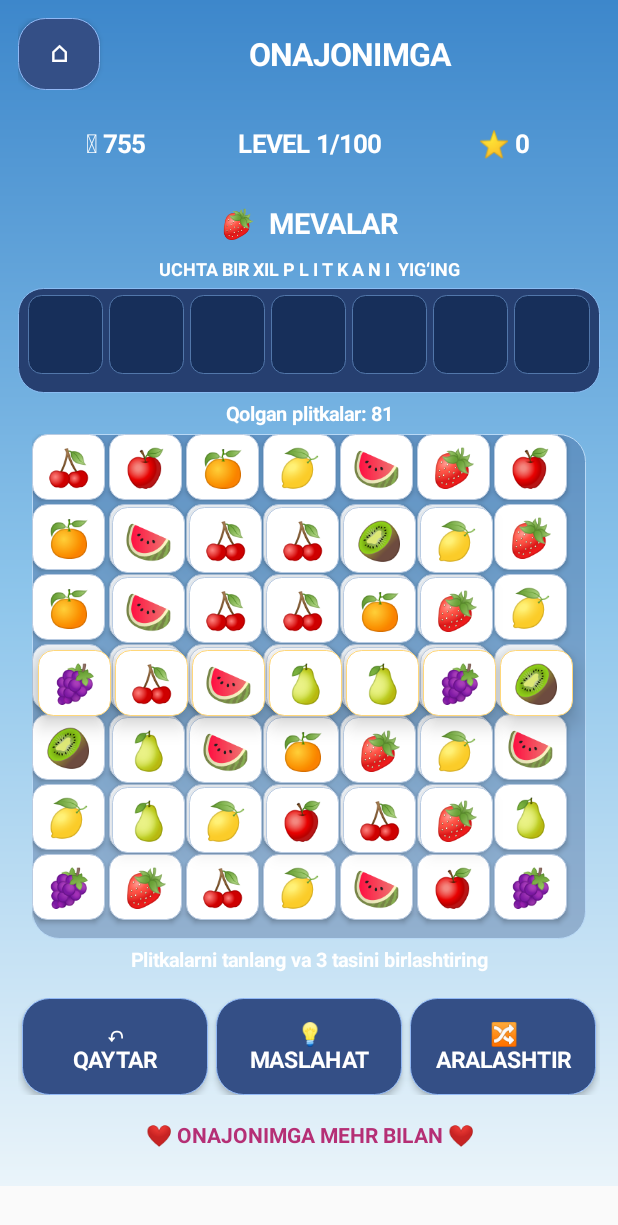
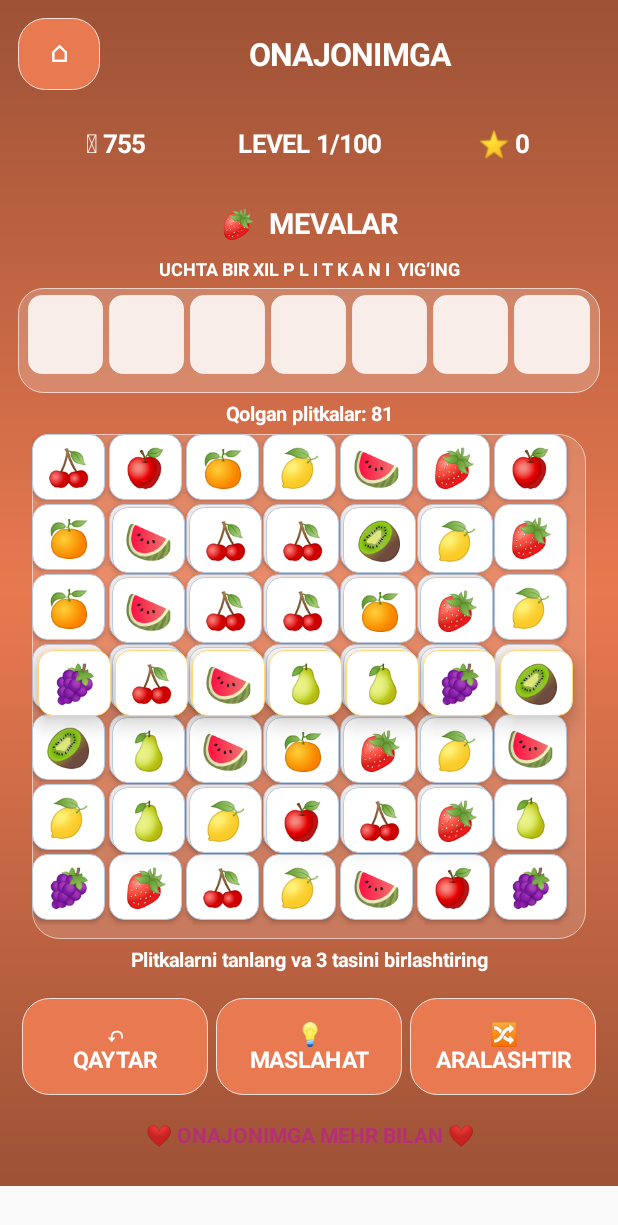
Before and after one commit to sayriddinyuldoshev/Onajonimga, an Android app: the screen it shows after launch (MainActivity), after a tap on an icon or button, on a phone screen of 412 x 824 dp. Shown: the top 1225 px of the screen. Run offline under Robolectric (Android 15) with nearby library versions, the phone set to English and light mode, and no system bars.

Commit message:
Add premium themed game backgrounds

```diff
--- a/app/src/main/java/com/onajonimga/game/MainActivity.java
+++ b/app/src/main/java/com/onajonimga/game/MainActivity.java
@@ -62,6 +62,12 @@ public class MainActivity extends Activity {
         return d;
     }
 
+    int themeAccent() { return palettes[mode][1]; }
+    int themeDark() {
+        int c=themeAccent();
+        return Color.rgb((int)(Color.red(c)*0.68f),
+            (int)(Color.green(c)*0.68f),(int)(Color.blue(c)*0.68f));
+    }
     TextView text(String s,int size,int color,boolean bold) {
         TextView t=new TextView(this);
         t.setText(s);
@@ -81,7 +87,7 @@ public class MainActivity extends Activity {
 
     TextView button(String s) {
         TextView t=text(s,15,Color.WHITE,true);
-        t.setBackground(shape(0xFF344F86,18,0xFF91B8F5));
+        t.setBackground(shape(themeAccent(),18,0xCCFFFFFF));
         t.setElevation(dp(3));
         t.setPadding(dp(10),dp(12),dp(10),dp(12));
         return t;
@@ -192,13 +198,15 @@ public class MainActivity extends Activity {
     }
 
     void showGame() {
+        getWindow().setStatusBarColor(themeDark());
+        getWindow().setNavigationBarColor(themeDark());
         scroll=new ScrollView(this);
         root=vertical();
         root.setPadding(dp(12),dp(12),dp(12),dp(20));
         root.setGravity(Gravity.CENTER_HORIZONTAL);
         root.setBackground(new GradientDrawable(
             GradientDrawable.Orientation.TOP_BOTTOM,
-            new int[]{0xFF3D87CB,0xFF8DC5EB,0xFFEAF4FA}
+            new int[]{themeDark(),themeAccent(),themeDark()}
         ));
 
         LinearLayout top=new LinearLayout(this);
@@ -234,7 +242,7 @@ public class MainActivity extends Activity {
 
         LinearLayout trayBox=vertical();
         trayBox.setPadding(dp(5),dp(5),dp(5),dp(5));
-        trayBox.setBackground(shape(0xFF263F70,17,0xFF8ABCF2));
+        trayBox.setBackground(shape(0x33FFFFFF,17,0xAAFFFFFF));
 
         trayRow=new LinearLayout(this);
         trayRow.setGravity(Gravity.CENTER);
@@ -246,7 +254,7 @@ public class MainActivity extends Activity {
 
         boardFrame=new FrameLayout(this);
         boardFrame.setClipChildren(false);
-        boardFrame.setBackground(shape(0x55304F83,18,0xFFB9D9F6));
+        boardFrame.setBackground(shape(0x26FFFFFF,18,0x99FFFFFF));
         boardFrame.setElevation(dp(5));
 
         int screen=getResources().getDisplayMetrics().widthPixels;
@@ -342,7 +350,7 @@ public class MainActivity extends Activity {
                 slot=text("",20,Color.WHITE,false);
 
             slot.setBackground(shape(
-                0xFF172F5A,9,0xFF5277AA
+                0xD9FFFFFF,9,0xAAFFFFFF
             ));
 
             LinearLayout.LayoutParams p=new LinearLayout.LayoutParams(
```
